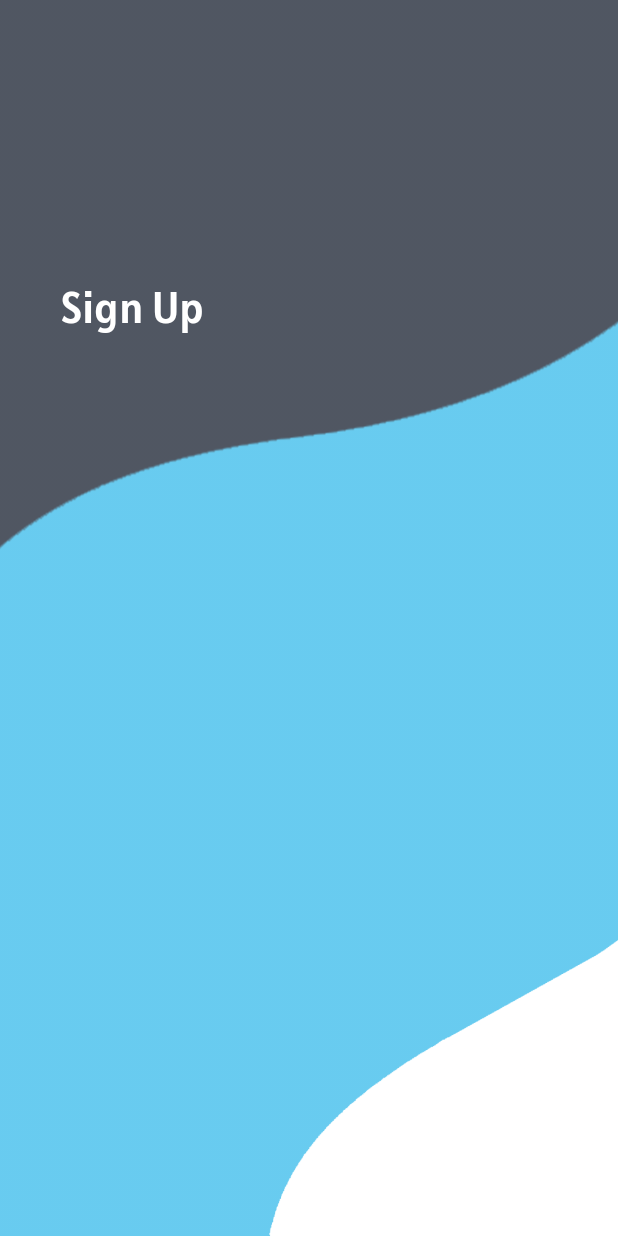
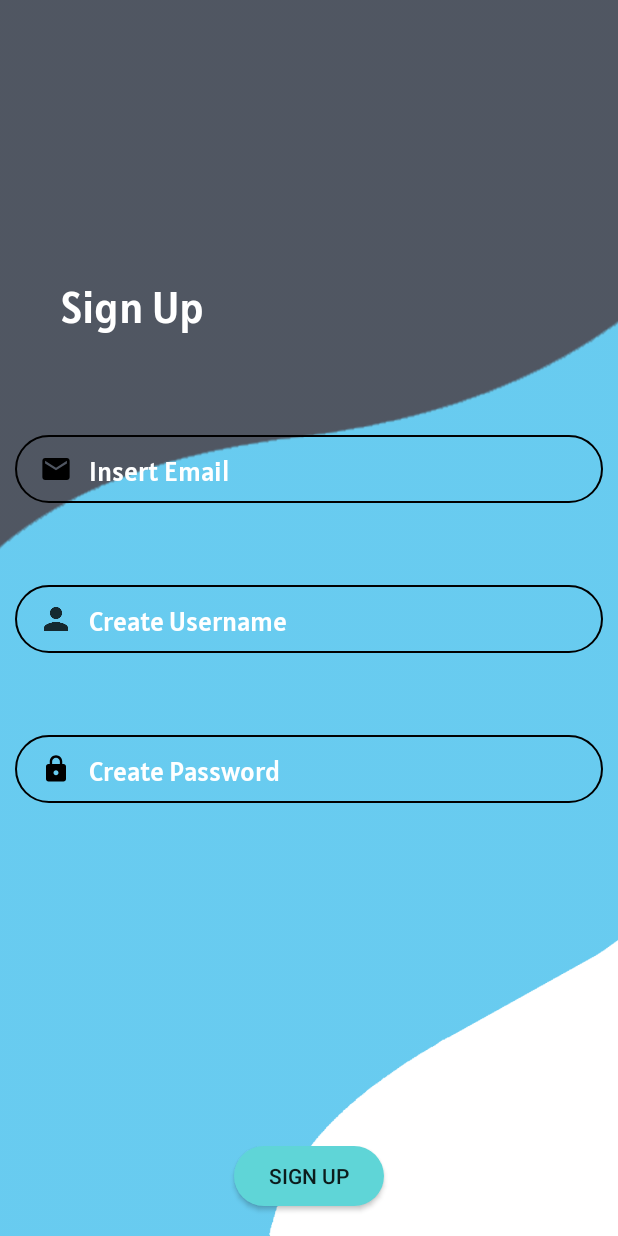
Before and after one commit to f0ursecond/loginapp, an Android app: the MainActivity4 screen opened directly, with no data from a screen before it, on a phone screen of 412 x 824 dp. Run offline under Robolectric (Android 15) with nearby library versions, the light colour scheme and no system bars.

Commit message:
3rd Commit

```diff
--- a/app/src/main/java/com/example/loginapp/MainActivity3.java
+++ b/app/src/main/java/com/example/loginapp/MainActivity3.java
@@ -43,9 +43,18 @@ public class MainActivity3 extends AppCompatActivity {
                     Toast.makeText(MainActivity3.this,"Login Succses",Toast.LENGTH_SHORT).show();
                     Intent login = new Intent(MainActivity3.this, MainActivity5.class);
                     startActivity(login);
-                }else {
+                } else if (emailbang.getText().toString().equals("") && pwBang.getText().toString().equals("")){
+                    //Error
+                    Toast.makeText(MainActivity3.this,"Enter Username & Password",Toast.LENGTH_LONG).show();
+                } else if (emailbang.getText().toString().equals("azulfanur") && pwBang.getText().toString().equals("")) {
+                    //Username Only
+                    Toast.makeText(MainActivity3.this,"Enter your Password",Toast.LENGTH_LONG).show();
+                } else if (emailbang.getText().toString().equals("") && pwBang.getText().toString().equals("root")) {
+                    //Password Only
+                    Toast.makeText(MainActivity3.this,"Enter your Username",Toast.LENGTH_SHORT).show();
+                } else {
                     //Incorrect
-                    Toast.makeText(MainActivity3.this,"Password Incorrect",Toast.LENGTH_SHORT).show();
+                    Toast.makeText(MainActivity3.this,"Password & Username Incorrect",Toast.LENGTH_SHORT).show();
                 }
             }
         });
--- a/app/src/main/res/drawable-anydpi/ic_email.xml
+++ b/app/src/main/res/drawable-anydpi/ic_email.xml
@@ -3,8 +3,8 @@
     android:height="24dp"
     android:viewportWidth="24"
     android:viewportHeight="24"
-    android:tint="#333333"
-    android:alpha="0.6">
+    android:tint="#000000"
+    android:alpha="1">
   <group android:scaleX="0.90909094"
       android:scaleY="0.90909094"
       android:translateX="1.0909091"
--- a/app/src/main/res/drawable-anydpi/ic_lock.xml
+++ b/app/src/main/res/drawable-anydpi/ic_lock.xml
@@ -3,7 +3,7 @@
     android:height="24dp"
     android:viewportWidth="24"
     android:viewportHeight="24"
-    android:tint="#333333"
+    android:tint="#000000"
     android:alpha="1">
   <group android:scaleX="0.8333333"
       android:scaleY="0.8333333"
--- a/app/src/main/res/layout/activity_main3.xml
+++ b/app/src/main/res/layout/activity_main3.xml
@@ -152,6 +152,7 @@
             android:layout_marginBottom="10dp"
             android:gravity="center_horizontal"
             android:textAlignment="center"
+            android:layout_marginLeft="5.5dp"
             android:textColor="@color/black"
             android:fontFamily="@font/comicneue_reg"
             android:textSize="20dp"
--- a/app/src/main/res/layout/activity_main4.xml
+++ b/app/src/main/res/layout/activity_main4.xml
@@ -33,4 +33,112 @@
         android:textSize="29dp"
         />
 
+
+    <LinearLayout
+        app:layout_constraintTop_toTopOf="parent"
+        app:layout_constraintLeft_toLeftOf="parent"
+        app:layout_constraintRight_toRightOf="parent"
+        android:orientation="vertical"
+        android:layout_width="match_parent"
+        android:layout_height="wrap_content">
+
+        <EditText
+            android:layout_width="match_parent"
+            android:layout_height="45dp"
+            android:layout_marginTop="290dp"
+            android:background="@drawable/form"
+            android:layout_gravity="center_horizontal"
+            android:hint="Insert Email"
+            android:drawableLeft="@drawable/ic_email"
+            android:drawablePadding="10dp"
+            android:paddingLeft="15dp"
+            android:fontFamily="@font/alatsi_regular"
+            android:textColor="@color/black"
+            android:textColorHint="@color/white"
+            android:layout_marginLeft="10dp"
+            android:layout_marginRight="10dp"
+            android:textAllCaps="true"
+            android:inputType="textEmailAddress"
+            />
+    </LinearLayout>
+    <LinearLayout
+        app:layout_constraintTop_toTopOf="parent"
+        app:layout_constraintLeft_toLeftOf="parent"
+        app:layout_constraintRight_toRightOf="parent"
+        android:orientation="vertical"
+        android:layout_width="match_parent"
+        android:layout_height="wrap_content">
+
+        <EditText
+            android:layout_width="match_parent"
+            android:layout_height="45dp"
+            android:layout_marginTop="390dp"
+            android:background="@drawable/form"
+            android:layout_gravity="center_horizontal"
+            android:hint="Create Username"
+            android:drawableLeft="@drawable/ic_person"
+            android:drawablePadding="10dp"
+            android:paddingLeft="15dp"
+            android:fontFamily="@font/alatsi_regular"
+            android:textColor="@color/black"
+            android:textColorHint="@color/white"
+            android:layout_marginLeft="10dp"
+            android:layout_marginRight="10dp"
+            android:textAllCaps="true"
+            />
+    </LinearLayout>
+    <LinearLayout
+        app:layout_constraintTop_toTopOf="parent"
+        app:layout_constraintLeft_toLeftOf="parent"
+        app:layout_constraintRight_toRightOf="parent"
+        android:orientation="vertical"
+        android:layout_width="match_parent"
+        android:layout_height="wrap_content"
+        >
+
+        <EditText
+            android:layout_width="match_parent"
+            android:layout_height="45dp"
+            android:layout_marginTop="490dp"
+            android:background="@drawable/form"
+            android:layout_gravity="center_horizontal"
+            android:hint="Create Password"
+            android:drawableLeft="@drawable/ic_lock"
+            android:drawablePadding="10dp"
+            android:inputType="textPassword"
+            android:paddingLeft="15dp"
+            android:fontFamily="@font/alatsi_regular"
+            android:textColor="@color/black"
+            android:textColorHint="@color/white"
+            android:layout_marginLeft="10dp"
+            android:layout_marginRight="10dp"
+            android:textAllCaps="true"
+            />
+    </LinearLayout>
+    <LinearLayout
+        app:layout_constraintBottom_toBottomOf="parent"
+        app:layout_constraintLeft_toLeftOf="parent"
+        app:layout_constraintRight_toRightOf="parent"
+        android:layout_width="match_parent"
+        android:orientation="vertical"
+        android:layout_height="wrap_content">
+
+        <Button
+            android:id="@+id/btn_masuk"
+            android:layout_width="100dp"
+            android:layout_height="40dp"
+            android:layout_marginBottom="20dp"
+            android:layout_gravity="center_horizontal"
+            android:background="@drawable/circle"
+            android:text="Sign Up"
+            android:hapticFeedbackEnabled="true"
+
+            />
+
+
+    </LinearLayout>
+
+
+
+
 </androidx.constraintlayout.widget.ConstraintLayout>
```
